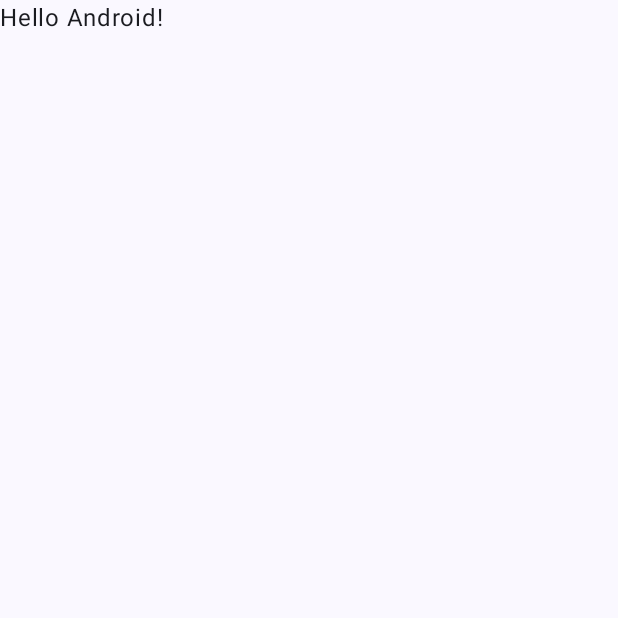
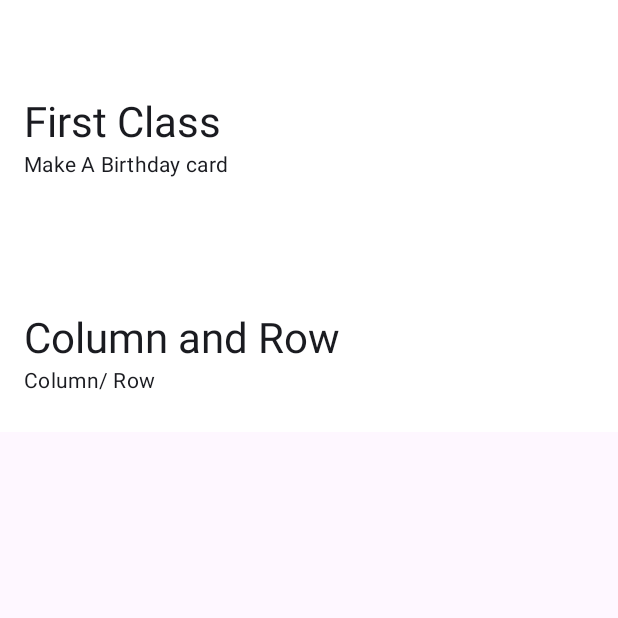
Before and after one commit to BobHongYuChen/AtticusJetpackComposeStudyDemo, an Android app built with Jetpack Compose: the screen it shows after launch (MainActivity), on a phone screen of 412 x 824 dp, the top half of it. Before the commit the part shown is almost empty. Run offline under Robolectric (Android 15) with nearby library versions, the phone set to English and light mode, and no system bars.

Commit message:
submit home page list and first class activity

```diff
--- a/app/build.gradle.kts
+++ b/app/build.gradle.kts
@@ -36,6 +36,7 @@ android {
     }
     buildFeatures {
         compose = true
+        viewBinding = true
     }
 }
 
@@ -49,6 +50,11 @@ dependencies {
     implementation(libs.androidx.ui.graphics)
     implementation(libs.androidx.ui.tooling.preview)
     implementation(libs.androidx.material3)
+    implementation(libs.material)
+    implementation(libs.androidx.appcompat)
+    implementation(libs.androidx.constraintlayout)
+    implementation(libs.androidx.navigation.fragment.ktx)
+    implementation(libs.androidx.navigation.ui.ktx)
     testImplementation(libs.junit)
     androidTestImplementation(libs.androidx.junit)
     androidTestImplementation(libs.androidx.espresso.core)
--- a/app/src/main/java/com/mysteryty/atticus/jetpack/study/MainActivity.kt
+++ b/app/src/main/java/com/mysteryty/atticus/jetpack/study/MainActivity.kt
@@ -1,29 +1,73 @@
 package com.mysteryty.atticus.jetpack.study
 
+import android.content.Context
+import android.content.Intent
 import android.os.Bundle
+import android.util.Log
 import androidx.activity.ComponentActivity
 import androidx.activity.compose.setContent
 import androidx.activity.enableEdgeToEdge
+import androidx.collection.intListOf
+import androidx.compose.foundation.clickable
+import androidx.compose.foundation.layout.Arrangement
+import androidx.compose.foundation.layout.Column
 import androidx.compose.foundation.layout.fillMaxSize
+import androidx.compose.foundation.layout.fillMaxWidth
 import androidx.compose.foundation.layout.padding
+import androidx.compose.foundation.lazy.LazyColumn
+import androidx.compose.foundation.lazy.items
+import androidx.compose.material3.MaterialTheme
 import androidx.compose.material3.Scaffold
+import androidx.compose.material3.Surface
 import androidx.compose.material3.Text
 import androidx.compose.runtime.Composable
 import androidx.compose.ui.Modifier
+import androidx.compose.ui.graphics.Color
 import androidx.compose.ui.tooling.preview.Preview
+import androidx.compose.ui.unit.dp
+import com.mysteryty.atticus.jetpack.study.MainActivity.Companion.TAG
+import com.mysteryty.atticus.jetpack.study.ui.first.BirthdayCardActivity
 import com.mysteryty.atticus.jetpack.study.ui.theme.AtticusJetpackComposeStudyDemoTheme
 
 class MainActivity : ComponentActivity() {
+
+    companion object {
+       const val TAG = "Atticus"
+    }
+
     override fun onCreate(savedInstanceState: Bundle?) {
         super.onCreate(savedInstanceState)
         enableEdgeToEdge()
         setContent {
             AtticusJetpackComposeStudyDemoTheme {
-                Scaffold(modifier = Modifier.fillMaxSize()) { innerPadding ->
-                    Greeting(
-                        name = "Android",
-                        modifier = Modifier.padding(innerPadding)
-                    )
+                Surface(color = Color.White) {
+                    MyListScreen(buildListItem(this), intent, this)
+                }
+            }
+        }
+    }
+}
+
+fun buildListItem(context: Context): ArrayList<MyItem> {
+    val result = ArrayList<MyItem>()
+    val titleList = context.resources.getStringArray(R.array.title_list_home_navigation)
+    val summaryList = context.resources.getStringArray(R.array.summary_list_home_navigation)
+    for (title: String in titleList) {
+        val position = titleList.indexOf(title)
+        result.add(MyItem(title, summaryList[position], position))
+    }
+    return result
+}
+
+@Composable
+fun MyListScreen(items: ArrayList<MyItem>, intent: Intent, context: Context) {
+    LazyColumn {
+        items(items = items) { item ->
+            MyItemComposable(item = item) { itemPosition: Int ->
+                when(itemPosition) {
+                    0 -> {
+                        context.startActivity(Intent(context, BirthdayCardActivity::class.java))
+                    }
                 }
             }
         }
@@ -31,17 +75,15 @@ class MainActivity : ComponentActivity() {
 }
 
 @Composable
-fun Greeting(name: String, modifier: Modifier = Modifier) {
-    Text(
-        text = "Hello $name!",
-        modifier = modifier
-    )
+fun MyItemComposable(item: MyItem, onItemClick: (itemPosition: Int) -> Unit) {
+    Column(modifier = Modifier
+        .padding(16.dp, 64.dp, 16.dp, 24.dp).fillMaxWidth()
+        .clickable {
+            onItemClick(item.position)
+        }) {
+        Text(text = item.title, style = MaterialTheme.typography.headlineMedium)
+        Text(text = item.description, style = MaterialTheme.typography.bodyMedium)
+    }
 }
 
-@Preview(showBackground = true)
-@Composable
-fun GreetingPreview() {
-    AtticusJetpackComposeStudyDemoTheme {
-        Greeting("Android")
-    }
-}
+data class MyItem(val title: String, val description: String, val position: Int)
--- /dev/null
+++ b/app/src/main/res/values-land/dimens.xml
@@ -0,0 +1,3 @@
+<resources>
+    <dimen name="fab_margin">48dp</dimen>
+</resources>
--- /dev/null
+++ b/app/src/main/res/values-night/themes.xml
@@ -0,0 +1,7 @@
+<resources xmlns:tools="http://schemas.android.com/tools">
+    <!-- Base application theme. -->
+    <style name="Base.Theme.AtticusJetpackComposeStudyDemo" parent="Theme.Material3.DayNight.NoActionBar">
+        <!-- Customize your dark theme here. -->
+        <!-- <item name="colorPrimary">@color/my_dark_primary</item> -->
+    </style>
+</resources>
--- /dev/null
+++ b/app/src/main/res/values-v23/themes.xml
@@ -0,0 +1,9 @@
+<resources xmlns:tools="http://schemas.android.com/tools">
+
+    <style name="Theme.AtticusJetpackComposeStudyDemo" parent="Base.Theme.AtticusJetpackComposeStudyDemo">
+        <!-- Transparent system bars for edge-to-edge. -->
+        <item name="android:navigationBarColor">@android:color/transparent</item>
+        <item name="android:statusBarColor">@android:color/transparent</item>
+        <item name="android:windowLightStatusBar">?attr/isLightTheme</item>
+    </style>
+</resources>
--- /dev/null
+++ b/app/src/main/res/values-w1240dp/dimens.xml
@@ -0,0 +1,3 @@
+<resources>
+    <dimen name="fab_margin">200dp</dimen>
+</resources>
--- /dev/null
+++ b/app/src/main/res/values-w600dp/dimens.xml
@@ -0,0 +1,3 @@
+<resources>
+    <dimen name="fab_margin">48dp</dimen>
+</resources>
--- /dev/null
+++ b/app/src/main/res/values/dimens.xml
@@ -0,0 +1,3 @@
+<resources>
+    <dimen name="fab_margin">16dp</dimen>
+</resources>
--- a/app/src/main/res/values/strings.xml
+++ b/app/src/main/res/values/strings.xml
@@ -1,3 +1,15 @@
 <resources>
     <string name="app_name">AtticusJetpackComposeStudyDemo</string>
+    <string name="title_birthday_card_activity">Birthday Card Activity</string>
+
+    <string-array name="title_list_home_navigation">
+        <item>First Class</item>
+        <item>Column and Row</item>
+    </string-array>
+
+    <string-array name="summary_list_home_navigation">
+        <item>Make A Birthday card</item>
+        <item>Column/ Row</item>
+    </string-array>
+
 </resources>
--- a/app/src/main/res/values/themes.xml
+++ b/app/src/main/res/values/themes.xml
@@ -2,4 +2,9 @@
 <resources>
 
     <style name="Theme.AtticusJetpackComposeStudyDemo" parent="android:Theme.Material.Light.NoActionBar" />
+    <!-- Base application theme. -->
+    <style name="Base.Theme.AtticusJetpackComposeStudyDemo" parent="Theme.Material3.DayNight.NoActionBar">
+        <!-- Customize your light theme here. -->
+        <!-- <item name="colorPrimary">@color/my_light_primary</item> -->
+    </style>
 </resources>
```
Also changed, not shown: app/src/main/AndroidManifest.xml (+9 -0 lines), app/src/main/java/com/mysteryty/atticus/jetpack/study/ui/first/BirthdayCardActivity.kt (added, +71 -0 lines), gradle/libs.versions.toml (+10 -0 lines).
